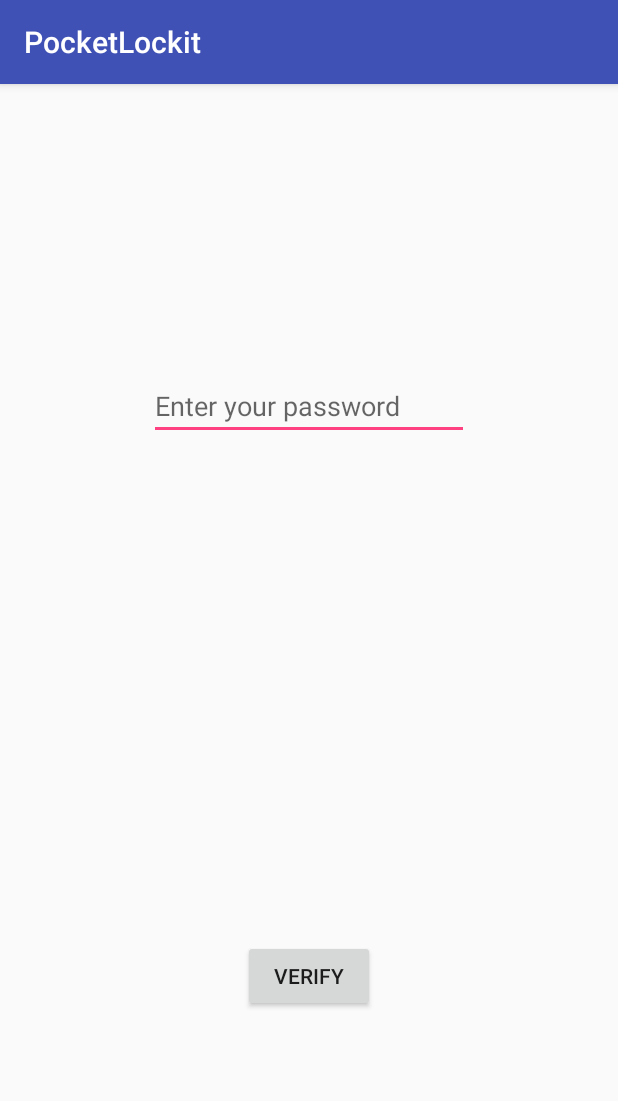
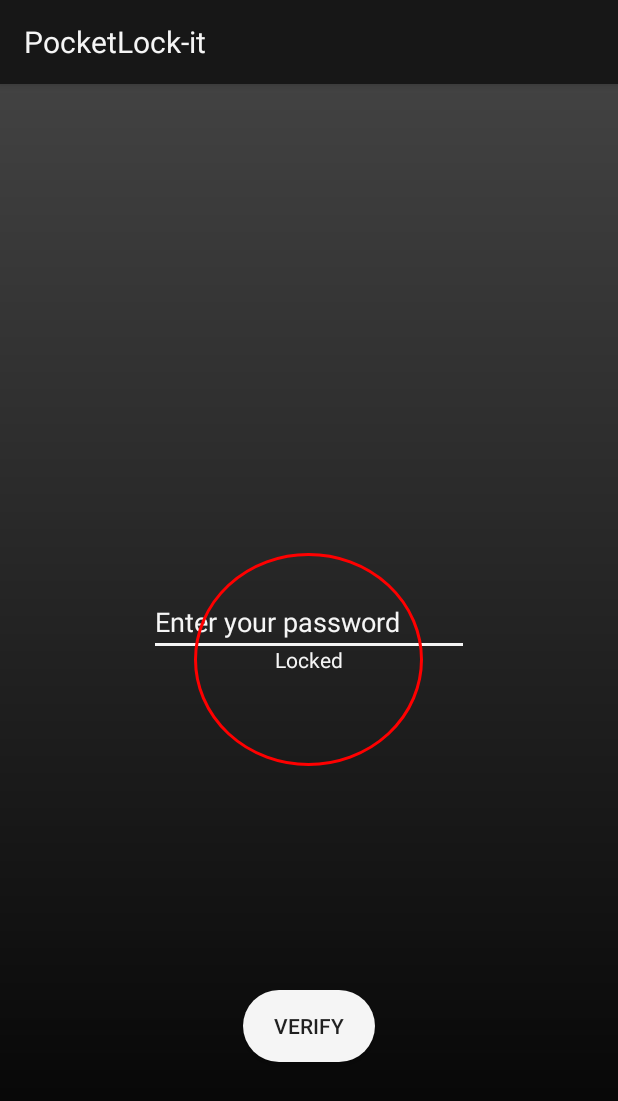
Before and after one commit to Mernest/PocketLockit, an Android app: the screen it shows after launch (MainActivity), on a phone screen of 412 x 824 dp. Shown: the top 1101 px of the screen. Run offline under Robolectric (Android 15) with nearby library versions, the phone set to English and light mode, and no system bars; our stand-ins replace Firebase (no records; nobody signed in at launch, a user with empty details on screens opened directly); 2 statements that could not run were skipped.

Commit message:
New MASTER

```diff
--- a/app/src/main/java/com/example/ernest/pocketlockit/LogActivity.java
+++ b/app/src/main/java/com/example/ernest/pocketlockit/LogActivity.java
@@ -23,6 +23,7 @@ public class LogActivity extends AppCompatActivity {
     protected void onCreate(Bundle savedInstanceState) {
         super.onCreate(savedInstanceState);
         setContentView(R.layout.activity_log);
+        this.setTitle("Activity History");
         ActionBar actionBar = getSupportActionBar();
         if (actionBar != null) {
             actionBar.setDisplayHomeAsUpEnabled(true);
--- a/app/src/main/java/com/example/ernest/pocketlockit/MainActivity.java
+++ b/app/src/main/java/com/example/ernest/pocketlockit/MainActivity.java
@@ -11,8 +11,11 @@ import android.support.v4.app.NotificationManagerCompat;
 import android.support.v7.app.AppCompatActivity;
 import android.os.Bundle;
 import android.view.View;
+import android.view.animation.Animation;
+import android.view.animation.AnimationUtils;
 import android.widget.Button;
 import android.widget.EditText;
+import android.widget.TextView;
 import android.widget.Toast;
 
 import com.google.firebase.database.DataSnapshot;
@@ -21,51 +24,52 @@ import com.google.firebase.database.DatabaseReference;
 import com.google.firebase.database.FirebaseDatabase;
 import com.google.firebase.database.ValueEventListener;
 
+import java.text.DateFormat;
+import java.text.SimpleDateFormat;
+import java.util.Calendar;
+import java.util.Date;
+
 import static com.example.ernest.pocketlockit.App.CHANNEL;
 import static com.example.ernest.pocketlockit.LockUnlockActivity.SHARED_PREFS;
 
 public class MainActivity extends AppCompatActivity {
 
-    public static final String SHARED_PREFS = "sharedPrefs";
-    public static final String SWITCH1 = "switch1";
+    private Animation shakeIt;
     // Declaring Database Instance
     FirebaseDatabase database = FirebaseDatabase.getInstance();
     DatabaseReference myRef = database.getReference();
 
     DatabaseReference passwordRef = myRef.child("Password");
     DatabaseReference motionStatusRef = myRef.child("MotionStatus");
+    DatabaseReference ledResponse = myRef.child ("LockResponse");
 
     protected String currentDbPassword;
     protected Button verifyButton;
     protected EditText passwordEditText;
     protected boolean motionStatus;
-    //protected boolean receivedToggle;
 
     private NotificationManagerCompat notificationManager;
+    TextView redCircle, greenCircle;
 
     SharedPreferenceHelper sharedPreferenceHelper;
-    //SharedPreferences sharedPreferences;
+
+    boolean lockStatus;
 
     @Override
     protected void onCreate(Bundle savedInstanceState) {
         super.onCreate(savedInstanceState);
         setContentView(R.layout.activity_main);
-
+        this.setTitle("PocketLock-it");
+        shakeIt = AnimationUtils.loadAnimation(MainActivity.this,R.anim.shake);
         verifyButton = (Button) findViewById(R.id.verifyButton);
         passwordEditText = (EditText) findViewById(R.id.passwordEditText);
+        redCircle = (TextView) findViewById(R.id.redcircle);
+        greenCircle = (TextView) findViewById(R.id.greencircle);
 
         sharedPreferenceHelper = new SharedPreferenceHelper(MainActivity.this);
-        String verification = String.valueOf(sharedPreferenceHelper.getToggleValue());
-        Toast toast = Toast.makeText(getApplicationContext(), verification , Toast.LENGTH_SHORT);
-        toast.show();
-        //sharedPreferences = getSharedPreferences(SHARED_PREFS,Context.MODE_PRIVATE);
 
         notificationManager = NotificationManagerCompat.from(this);
 
-
-        //sharedPreferences = getSharedPreferences(SHARED_PREFS, Context.MODE_PRIVATE);
-
-        //receivedToggle = sharedPreferences.getBoolean("SWITCH1",false);
 
         passwordRef.addValueEventListener(new ValueEventListener() {
             @Override
@@ -77,15 +81,6 @@ public class MainActivity extends AppCompatActivity {
             }
         });
 
-       // SharedPreferences result = getSharedPreferences("toggleValue", Context.MODE_PRIVATE);
-        //Intent data = new Intent();
-        //receivedToggle = result.getBoolean("Value", true);
-        //receivedToggle = data.getBooleanExtra("toggleValue",false);
-       // SharedPreferences preferences = PreferenceManager.getDefaultSharedPreferences(this);
-        //receivedToggle = sharedPreferences.getBoolean(SWITCH1, false);
-      //  receivedToggle = sharedPreferenceHelper.getToggleValue();
-
-       // if (sharedPreferenceHelper.getToggleValue()) {
             motionStatusRef.addValueEventListener(new ValueEventListener() {
                 @Override
                 public void onDataChange(@NonNull DataSnapshot dataSnapshot) {
@@ -98,9 +93,14 @@ public class MainActivity extends AppCompatActivity {
                                 .setCategory(NotificationCompat.CATEGORY_STATUS)
                                 .build();
                         notificationManager.notify(1, notification);
+                        Calendar calendar = Calendar.getInstance();
+                        Date date = calendar.getTime();
+                        DateFormat dateFormat = new SimpleDateFormat("HH:mm:ss");
+                        String formattedDate = dateFormat.format(date);
+                        String currentDate = DateFormat.getDateInstance().format(calendar.getTime()) + "\n" + formattedDate;
+                        DatabaseHelper dbhelper = new DatabaseHelper(MainActivity.this);
+                        dbhelper.insertLogItem(new LogItem(-1, currentDate, "Motion Detected"));
                     }
-                    // Toast toast = Toast.makeText(getApplicationContext(), motionStatus, Toast.LENGTH_SHORT);
-                    //toast.show();
 
                 }
 
@@ -109,7 +109,7 @@ public class MainActivity extends AppCompatActivity {
 
                 }
             });
-        //}
+
         verifyButton.setOnClickListener(new View.OnClickListener() {
             @Override
             public void onClick(View v) {
@@ -118,12 +118,32 @@ public class MainActivity extends AppCompatActivity {
                     goToLockUnlockActivity();
                 }
                 else {
-                     //Toast toast = Toast.makeText(getApplicationContext(), currentDbPassword, Toast.LENGTH_SHORT);
+                     verifyButton.startAnimation((shakeIt));
                      Toast toast = Toast.makeText(getApplicationContext(), "Password is incorrect", Toast.LENGTH_SHORT);
                      toast.show();
                  }
             }
         });
+
+        ledResponse.addValueEventListener(new ValueEventListener() {
+            @Override
+            public void onDataChange(@NonNull DataSnapshot dataSnapshot) {
+                lockStatus = dataSnapshot.getValue(boolean.class);
+                if (lockStatus){
+                    redCircle.setVisibility(View.INVISIBLE);
+                    greenCircle.setVisibility(View.VISIBLE);
+                }
+                else{
+                    redCircle.setVisibility(View.VISIBLE);
+                    greenCircle.setVisibility(View.INVISIBLE);
+                }
+            }
+            @Override
+            public void onCancelled(@NonNull DatabaseError databaseError) {
+
+            }
+        });
+
 
 
     }
@@ -131,16 +151,19 @@ public class MainActivity extends AppCompatActivity {
     @Override
     protected void onStart() {
         super.onStart();
-        sharedPreferenceHelper = new SharedPreferenceHelper(MainActivity.this);
 
-        String verification = String.valueOf(sharedPreferenceHelper.getToggleValue());
-        Toast toast = Toast.makeText(getApplicationContext(), verification , Toast.LENGTH_SHORT);
-        toast.show();
+        if (lockStatus){
+            redCircle.setVisibility(View.INVISIBLE);
+            greenCircle.setVisibility(View.VISIBLE);
+        }
+        else{
+            redCircle.setVisibility(View.VISIBLE);
+            greenCircle.setVisibility(View.INVISIBLE);
+        }
     }
 
     void goToLockUnlockActivity(){
         Intent intent = new Intent(MainActivity.this, LockUnlockActivity.class);
         startActivity(intent);
     }
-
 }
--- a/app/src/main/java/com/example/ernest/pocketlockit/PasswordChangeActivity.java
+++ b/app/src/main/java/com/example/ernest/pocketlockit/PasswordChangeActivity.java
@@ -34,14 +34,10 @@ public class PasswordChangeActivity extends AppCompatActivity {
     private TextWatcher mTextWatcher = new TextWatcher() {
         @Override
         public void beforeTextChanged(CharSequence s, int start, int count, int after) {
-
         }
-
         @Override
         public void onTextChanged(CharSequence s, int start, int before, int count) {
-
         }
-
         @Override
         public void afterTextChanged(Editable s) {
         checkFields();
@@ -68,6 +64,7 @@ public class PasswordChangeActivity extends AppCompatActivity {
     protected void onCreate(Bundle savedInstanceState) {
         super.onCreate(savedInstanceState);
         setContentView(R.layout.activity_password_change);
+        this.setTitle("Change Password");
         getSupportActionBar().setDisplayHomeAsUpEnabled(true);
 
         saveButton = (Button) findViewById(R.id.saveButton);
--- a/app/src/main/res/drawable/btn_backgroupstyle.xml
+++ b/app/src/main/res/drawable/btn_backgroupstyle.xml
@@ -1,4 +1,5 @@
 <?xml version="1.0" encoding="utf-8"?>
-<selector xmlns:android="http://schemas.android.com/apk/res/android">
-
-</selector>
+<shape xmlns:android="http://schemas.android.com/apk/res/android">
+    <gradient android:angle= "90" android:startColor="#000000"
+        android:endColor="#424242"/>
+</shape>
--- a/app/src/main/res/drawable/btn_button_style.xml
+++ b/app/src/main/res/drawable/btn_button_style.xml
@@ -1,4 +1,5 @@
 <?xml version="1.0" encoding="utf-8"?>
-<selector xmlns:android="http://schemas.android.com/apk/res/android">
-
-</selector>
+<shape xmlns:android="http://schemas.android.com/apk/res/android">
+    <solid android:color="#F5F5F5"/>
+    <corners android:radius="30dp"/>
+</shape>
--- a/app/src/main/res/drawable/circle.xml
+++ b/app/src/main/res/drawable/circle.xml
@@ -1,4 +1,4 @@
 <?xml version="1.0" encoding="utf-8"?>
-<selector xmlns:android="http://schemas.android.com/apk/res/android">
-
-</selector>
+<shape android:shape="oval" xmlns:android="http://schemas.android.com/apk/res/android">
+    <stroke android:width="2dp" android:color="@color/cicle"/>
+</shape>
--- a/app/src/main/res/drawable/red_circle.xml
+++ b/app/src/main/res/drawable/red_circle.xml
@@ -1,4 +1,4 @@
 <?xml version="1.0" encoding="utf-8"?>
-<selector xmlns:android="http://schemas.android.com/apk/res/android">
-
-</selector>
+<shape android:shape="oval" xmlns:android="http://schemas.android.com/apk/res/android">
+    <stroke android:width="2dp" android:color="@color/redcicle"/>
+</shape>
--- a/app/src/main/res/layout/activity_main.xml
+++ b/app/src/main/res/layout/activity_main.xml
@@ -4,27 +4,66 @@
     xmlns:tools="http://schemas.android.com/tools"
     android:layout_width="match_parent"
     android:layout_height="match_parent"
-    tools:context=".MainActivity">
-
+    tools:context=".MainActivity"
+    android:background="@drawable/btn_backgroupstyle">
     <EditText
         android:id="@+id/passwordEditText"
         android:layout_width="wrap_content"
         android:layout_height="wrap_content"
         android:layout_alignParentTop="true"
         android:layout_centerHorizontal="true"
-        android:layout_marginTop="192dp"
+        android:layout_marginTop="336dp"
+        android:backgroundTint="@color/title_color"
+        android:ellipsize="start"
         android:ems="10"
         android:hint="Enter your password"
         android:inputType="textPassword"
-        android:maxLength= "10"/>
-
-
+        android:maxLength="10"
+        android:textColor="@color/title_color"
+        android:textColorHint="#F5F5F5" />
+    <TextView
+        android:id="@+id/greencircle"
+        android:layout_width="wrap_content"
+        android:layout_height="142dp"
+        android:layout_alignParentStart="true"
+        android:layout_alignParentLeft="true"
+        android:layout_alignParentEnd="true"
+        android:layout_alignParentRight="true"
+        android:layout_alignParentBottom="true"
+        android:layout_marginStart="129dp"
+        android:layout_marginLeft="129dp"
+        android:layout_marginEnd="130dp"
+        android:layout_marginRight="130dp"
+        android:layout_marginBottom="313dp"
+        android:background="@drawable/circle"
+        android:gravity="center"
+        android:text="Unlocked"
+        android:textColor="#F5F5F5" />
+    <TextView
+        android:id="@+id/redcircle"
+        android:layout_width="wrap_content"
+        android:layout_height="142dp"
+        android:layout_alignParentStart="true"
+        android:layout_alignParentLeft="true"
+        android:layout_alignParentEnd="true"
+        android:layout_alignParentRight="true"
+        android:layout_alignParentBottom="true"
+        android:layout_marginStart="129dp"
+        android:layout_marginLeft="129dp"
+        android:layout_marginEnd="130dp"
+        android:layout_marginRight="130dp"
+        android:layout_marginBottom="313dp"
+        android:background="@drawable/red_circle"
+        android:gravity="center"
+        android:text="Locked"
+        android:textColor="#F5F5F5" />
     <Button
         android:id="@+id/verifyButton"
         android:layout_width="wrap_content"
         android:layout_height="wrap_content"
         android:layout_alignParentBottom="true"
         android:layout_centerHorizontal="true"
-        android:layout_marginBottom="149dp"
+        android:layout_marginBottom="116dp"
+        android:background="@drawable/btn_button_style"
         android:text="Verify" />
 </RelativeLayout>
--- a/app/src/main/res/values/colors.xml
+++ b/app/src/main/res/values/colors.xml
@@ -1,6 +1,9 @@
 <?xml version="1.0" encoding="utf-8"?>
 <resources>
-    <color name="colorPrimary">#3F51B5</color>
-    <color name="colorPrimaryDark">#303F9F</color>
-    <color name="colorAccent">#FF4081</color>
+    <color name="colorPrimary">#171717</color>
+    <color name="colorPrimaryDark">#0e0e0e</color>
+    <color name="colorAccent">#F5F5F5</color>
+    <color name= "title_color">#F5F5F5</color>
+    <color name= "cicle">#8be600</color>
+    <color name= "redcicle">#ff0000</color>
 </resources>
```
Also changed, not shown: app/src/main/java/com/example/ernest/pocketlockit/DatabaseHelper.java (+4 -6 lines), app/src/main/java/com/example/ernest/pocketlockit/LockUnlockActivity.java (+37 -42 lines), app/src/main/java/com/example/ernest/pocketlockit/SharedPreferenceHelper.java (+10 -0 lines), app/src/main/res/anim/shake.xml (+6 -3 lines), app/src/main/res/layout/activity_lock_unlock.xml (+39 -14 lines), app/src/main/res/layout/activity_password_change.xml (+16 -1 lines), app/src/main/res/values/styles.xml (+5 -2 lines).
